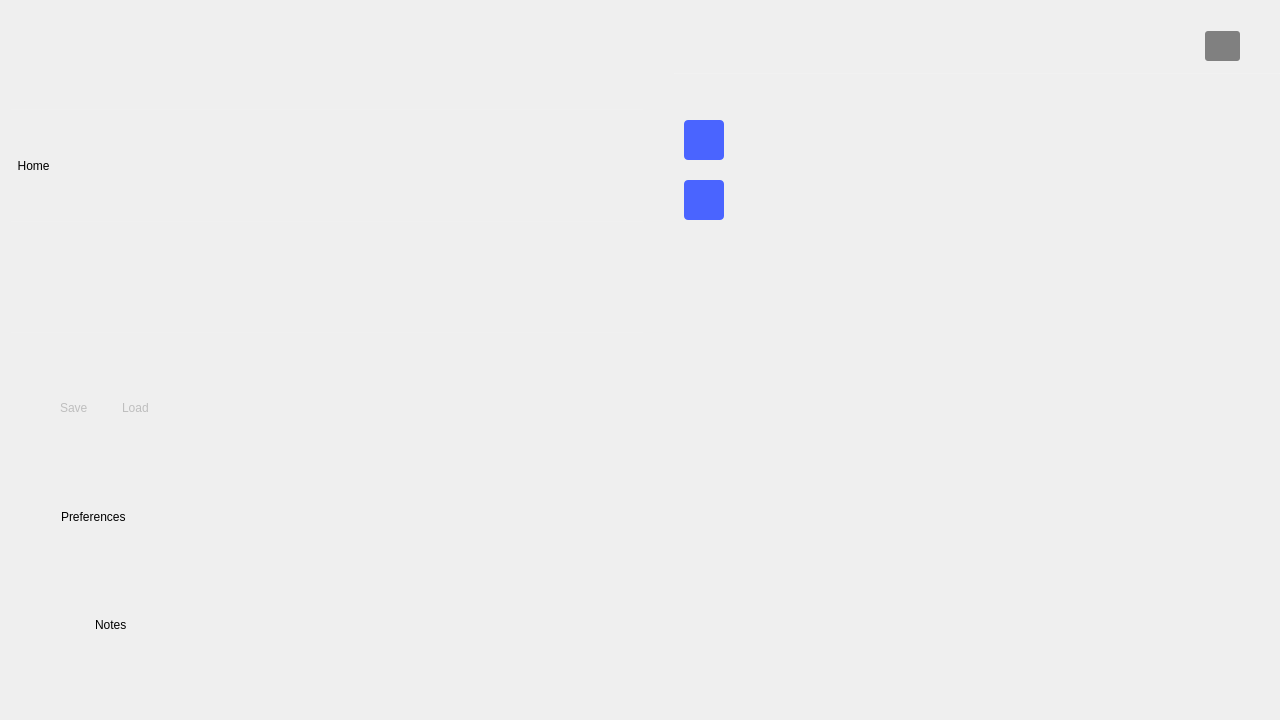
Above: ui/tool_launcher.ui from analogdevicesinc/scopy before the change. Below: the same form after it.
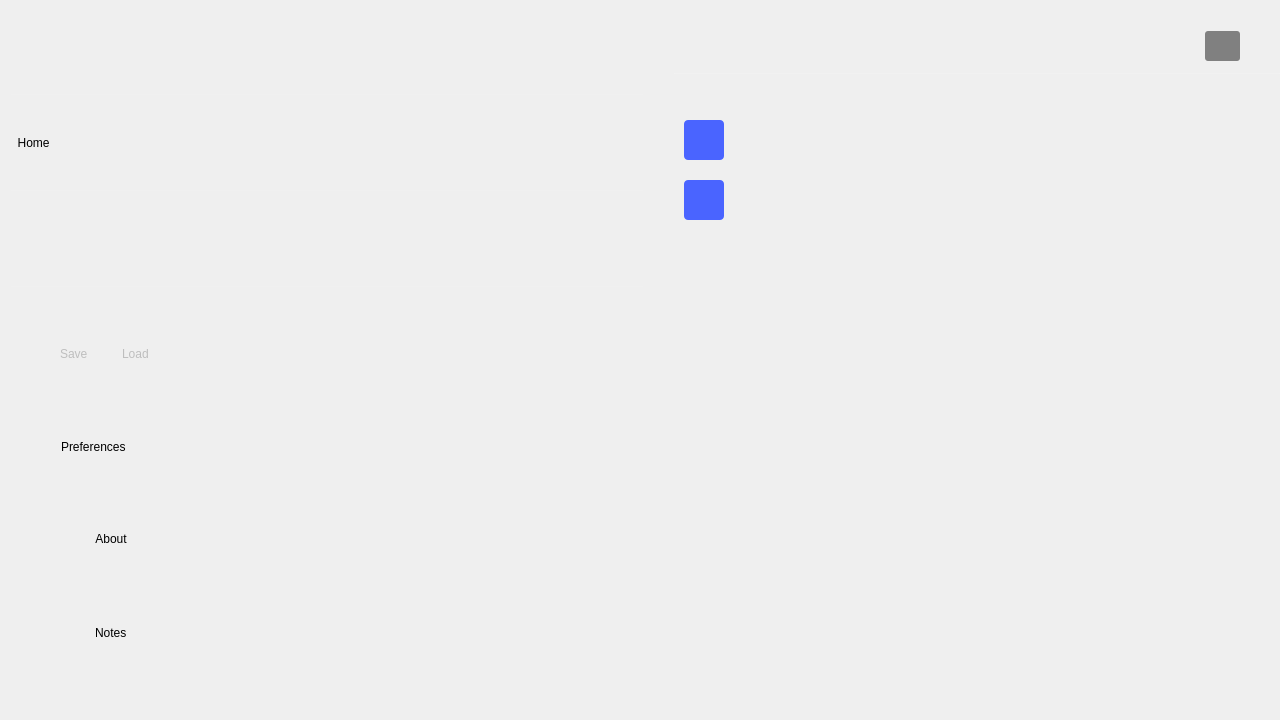
That is the form after the change. Icons and pictures are not drawn. Custom widgets are drawn as their Qt base class.

Commit message: AboutPage: Added about page

Patch:
```diff
--- a/ui/tool_launcher.ui
+++ b/ui/tool_launcher.ui
@@ -802,6 +802,41 @@
          </layout>
         </widget>
        </item>
+       <item>
+        <widget class="QWidget" name="aboutWidget" native="true">
+         <property name="maximumSize">
+          <size>
+           <width>200</width>
+           <height>16777215</height>
+          </size>
+         </property>
+         <property name="styleSheet">
+          <string notr="true">QPushButton { text-align:left; border: none; background-color: none; }
+.QWidget:hover {
+background-color: rgba(0, 0, 0, 60);
+border: 1px solid rgba(0, 0, 0, 30);
+border-radius:5px;
+}
+QWidget[selected=true] { 
+background-color: rgba(0, 0, 0, 60);
+border: 1px solid rgba(0, 0, 0, 30);
+border-radius:5px; 
+}</string>
+         </property>
+         <layout class="QHBoxLayout" name="horizontalLayout_12">
+          <item>
+           <widget class="QPushButton" name="btnAbout">
+            <property name="styleSheet">
+             <string notr="true">text-align:center</string>
+            </property>
+            <property name="text">
+             <string>About</string>
+            </property>
+           </widget>
+          </item>
+         </layout>
+        </widget>
+       </item>
        <item>
         <widget class="QWidget" name="notes" native="true">
          <property name="minimumSize">
```
The commit also changes 14 other files.
